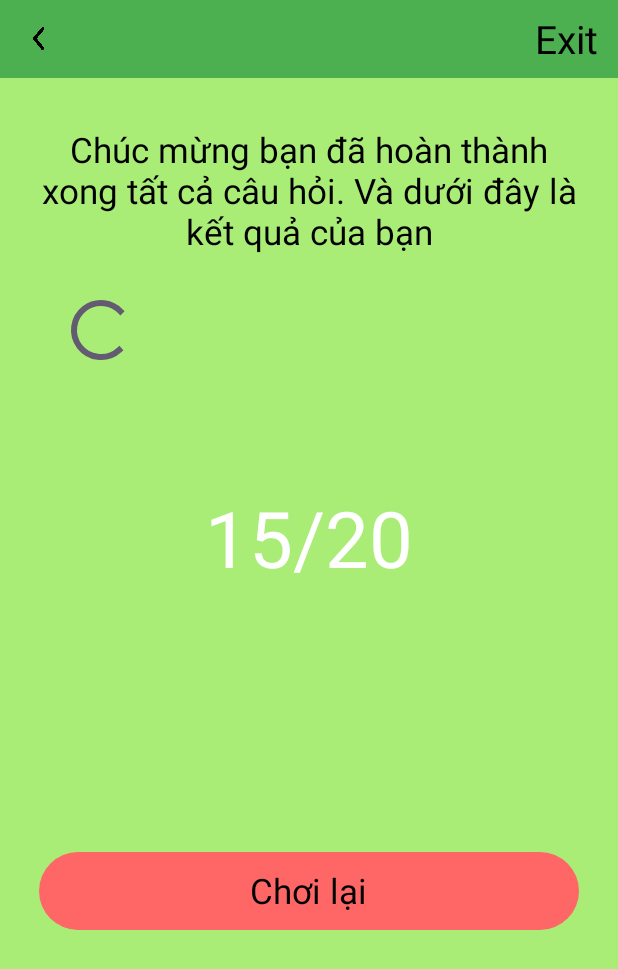
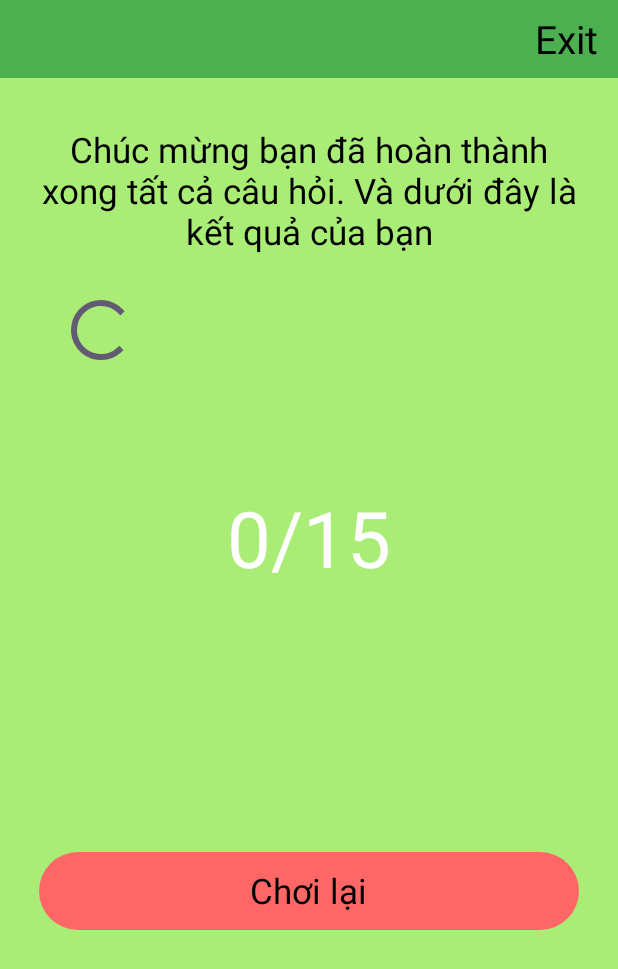
Before and after one commit to EkkoNguyen/63136111-AndroidProgramming, an Android app: the WinActivity screen opened directly, with no data from a screen before it, on a phone screen of 412 x 824 dp. Shown: the top 969 px of the screen. Run offline under Robolectric (Android 15) with nearby library versions, the phone set to English and light mode, and no system bars; our stand-ins replace sdp/ssp sizes; libraries missing offline, so code that uses them is left out: com.mikhaellopez.circularprogressbar; plain views replace CircularProgressBar; 2 statements that could not run were skipped.

Commit message:
Hiển thị số lượng câu đúng khi hoàn thành các câu hỏi

```diff
--- a/ntu_63136111/Cau2_QuizzyApp/app/src/main/java/till/edu/cau2_quizzyapp/WinActivity.java
+++ b/ntu_63136111/Cau2_QuizzyApp/app/src/main/java/till/edu/cau2_quizzyapp/WinActivity.java
@@ -1,14 +1,51 @@
 package till.edu.cau2_quizzyapp;
 
+import androidx.appcompat.app.AlertDialog;
 import androidx.appcompat.app.AppCompatActivity;
 
+import android.content.DialogInterface;
+import android.content.Intent;
 import android.os.Bundle;
+import android.view.View;
+import android.widget.LinearLayout;
+import android.widget.TextView;
+
+import com.mikhaellopez.circularprogressbar.CircularProgressBar;
 
 public class WinActivity extends AppCompatActivity {
-
+    CircularProgressBar circularprogressbar;
+    TextView ketQua;
+    LinearLayout btnChoiLai;
+    int soDapAndung, soDapAnSai;
+    TextView btnExit;
     @Override
     protected void onCreate(Bundle savedInstanceState) {
         super.onCreate(savedInstanceState);
         setContentView(R.layout.activity_win);
+        btnChoiLai = findViewById(R.id.btn_choiLai);
+        circularprogressbar = findViewById(R.id.circularProgressBar);
+        ketQua = findViewById(R.id.ket_qua);
+        btnExit = findViewById(R.id.exit);
+        soDapAndung = getIntent().getIntExtra("dung",0);
+        soDapAnSai = getIntent().getIntExtra("sai",0);
+        circularprogressbar.setProgress(soDapAndung);
+        ketQua.setText(soDapAndung+"/15");
+    }
+    public void onClickBtnChoiLai(){
+        btnChoiLai.setOnClickListener(new View.OnClickListener() {
+            @Override
+            public void onClick(View v) {
+                Intent intent = new Intent(WinActivity.this, MainActivity.class);
+                startActivity(intent);
+            }
+        });
+    }
+    public void onClickExit(){
+        btnExit.setOnClickListener(new View.OnClickListener() {
+            @Override
+            public void onClick(View view) {
+                finish();
+            }
+        });
     }
 }
--- a/ntu_63136111/Cau2_QuizzyApp/app/src/main/res/layout/activity_win.xml
+++ b/ntu_63136111/Cau2_QuizzyApp/app/src/main/res/layout/activity_win.xml
@@ -13,17 +13,8 @@
         android:layout_width="match_parent"
         android:layout_height="@dimen/_40sdp">
 
-        <ImageView
-            android:id="@+id/back"
-            android:layout_width="@dimen/_20sdp"
-            android:layout_height="@dimen/_20sdp"
-            android:background="@drawable/ic_back"
-            android:layout_centerVertical="true"
-            android:backgroundTint="@color/black"
-            app:tint="@color/black"
-            android:layout_marginLeft="@dimen/_10sdp"/>
-
         <TextView
+            android:onClick="onClickExit"
             android:id="@+id/exit"
             android:layout_width="wrap_content"
             android:layout_height="wrap_content"
@@ -78,7 +69,6 @@
                 android:layout_width="wrap_content"
                 android:layout_height="wrap_content"
                 android:layout_centerInParent="true"
-                android:text="15/20"
                 android:textColor="@color/white"
                 android:textSize="@dimen/_40sdp" />
         </RelativeLayout>
```
Also changed, not shown: ntu_63136111/Cau2_QuizzyApp/app/src/main/java/till/edu/cau2_quizzyapp/ManHinhChoiActivity.java (+12 -1 lines), ntu_63136111/Cau2_QuizzyApp/app/src/main/res/layout/activity_man_hinh_choi.xml (+1 -10 lines).
